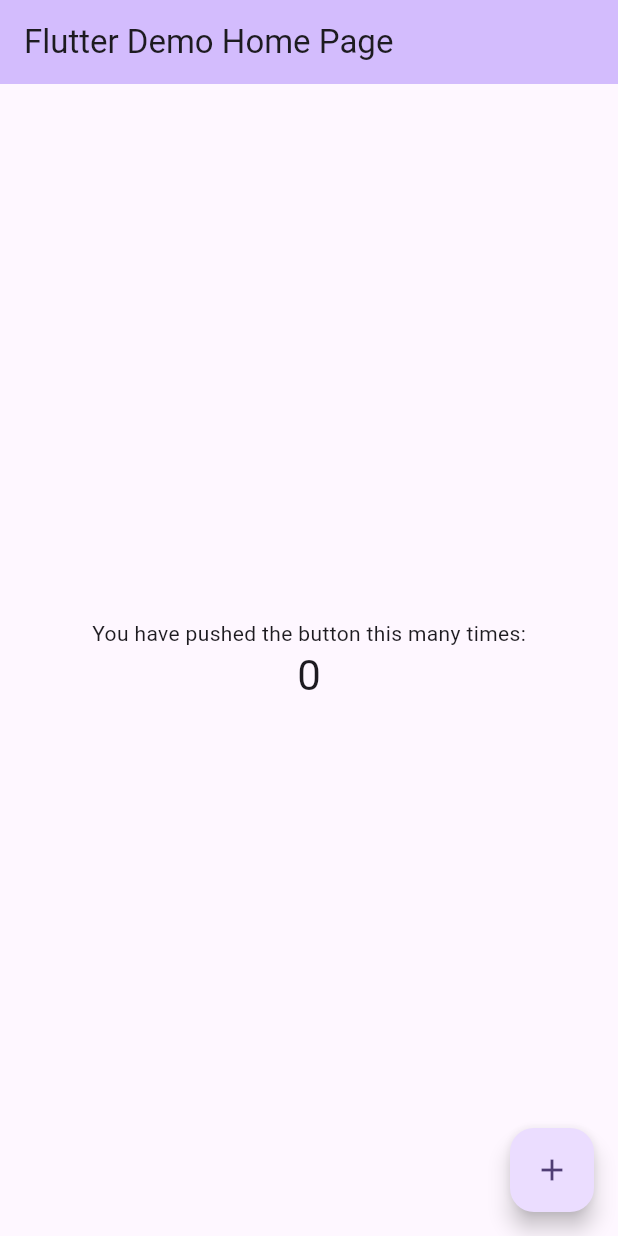
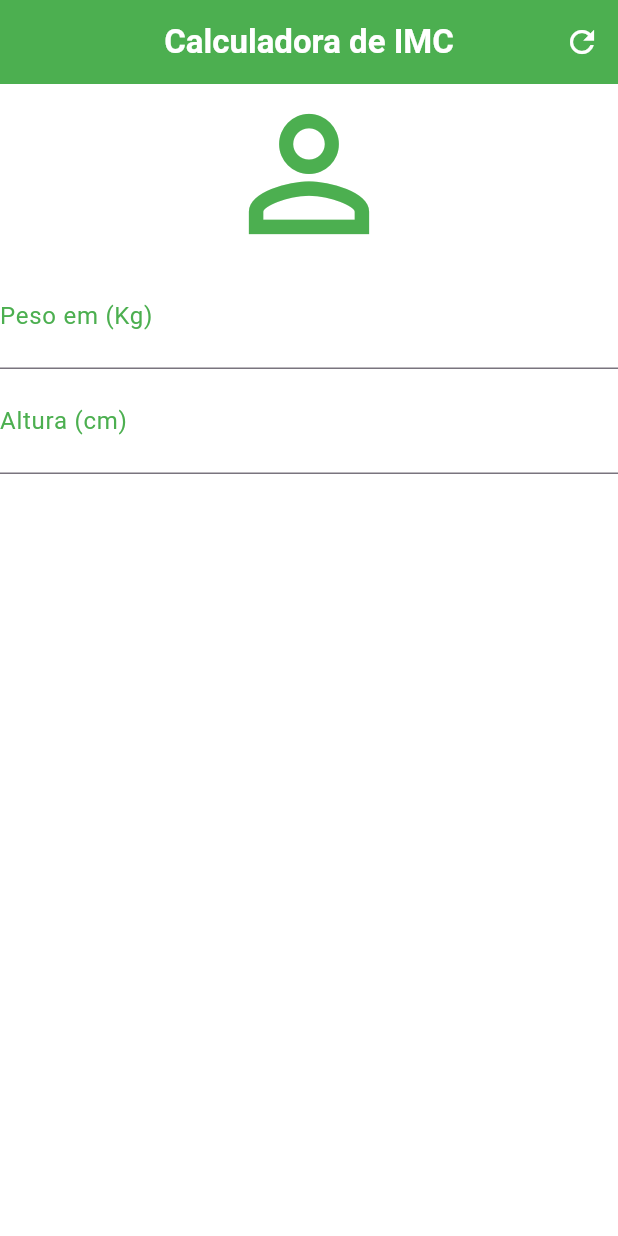
Before and after one commit to mercurio236/calculadora_imc, a Flutter app: the screen it shows after launch, on a phone screen of 412 x 824 dp. Run offline on Flutter 3.47's test engine with Material 3 defaults, Android fonts, the phone set to English and light mode, and no system bars.

Commit message:
feat: adicionado campos

```diff
--- a/lib/main.dart
+++ b/lib/main.dart
@@ -1,125 +1,68 @@
 import 'package:flutter/material.dart';
 
 void main() {
-  runApp(const MyApp());
+  runApp(MaterialApp(
+    home: Home(),
+  ));
 }
 
-class MyApp extends StatelessWidget {
-  const MyApp({super.key});
+class Home extends StatefulWidget {
+  const Home({super.key});
 
-  // This widget is the root of your application.
+  @override
+  State<Home> createState() => _HomeState();
+}
+
+class _HomeState extends State<Home> {
   @override
   Widget build(BuildContext context) {
-    return MaterialApp(
-      title: 'Flutter Demo',
-      theme: ThemeData(
-        // This is the theme of your application.
-        //
-        // TRY THIS: Try running your application with "flutter run". You'll see
-        // the application has a purple toolbar. Then, without quitting the app,
-        // try changing the seedColor in the colorScheme below to Colors.green
-        // and then invoke "hot reload" (save your changes or press the "hot
-        // reload" button in a Flutter-supported IDE, or press "r" if you used
-        // the command line to start the app).
-        //
-        // Notice that the counter didn't reset back to zero; the application
-        // state is not lost during the reload. To reset the state, use hot
-        // restart instead.
-        //
-        // This works for code too, not just values: Most code changes can be
-        // tested with just a hot reload.
-        colorScheme: ColorScheme.fromSeed(seedColor: Colors.deepPurple),
-        useMaterial3: true,
+    return Scaffold(
+      appBar: AppBar(
+        title: Text(
+          'Calculadora de IMC',
+          style: TextStyle(color: Colors.white, fontWeight: FontWeight.bold),
+        ),
+        centerTitle: true,
+        backgroundColor: Colors.green,
+        actions: [
+          IconButton(
+            onPressed: () {},
+            icon: Icon(
+              Icons.refresh,
+              color: Colors.white,
+            ),
+          )
+        ],
       ),
-      home: const MyHomePage(title: 'Flutter Demo Home Page'),
+      backgroundColor: Colors.white,
+      body: Column(
+          crossAxisAlignment: CrossAxisAlignment
+              .stretch, //vai ocupar toda a largura vertical da tela
+          children: [
+            Icon(
+              Icons.person_outline,
+              size: 120,
+              color: Colors.green,
+            ),
+            TextField(
+              keyboardType: TextInputType.number,
+              decoration: InputDecoration(
+                labelText: 'Peso em (Kg)',
+                labelStyle: TextStyle(color: Colors.green),
+              ),
+              style: TextStyle(color: Colors.green, fontSize: 25),
+              textAlign: TextAlign.center,
+            ),
+            TextField(
+              keyboardType: TextInputType.number,
+              decoration: InputDecoration(
+                labelText: 'Altura (cm)',
+                labelStyle: TextStyle(color: Colors.green),
+              ),
+              style: TextStyle(color: Colors.green, fontSize: 25),
+              textAlign: TextAlign.center,
+            ),
+          ]),
     );
   }
 }
-
-class MyHomePage extends StatefulWidget {
-  const MyHomePage({super.key, required this.title});
-
-  // This widget is the home page of your application. It is stateful, meaning
-  // that it has a State object (defined below) that contains fields that affect
-  // how it looks.
-
-  // This class is the configuration for the state. It holds the values (in this
-  // case the title) provided by the parent (in this case the App widget) and
-  // used by the build method of the State. Fields in a Widget subclass are
-  // always marked "final".
-
-  final String title;
-
-  @override
-  State<MyHomePage> createState() => _MyHomePageState();
-}
-
-class _MyHomePageState extends State<MyHomePage> {
-  int _counter = 0;
-
-  void _incrementCounter() {
-    setState(() {
-      // This call to setState tells the Flutter framework that something has
-      // changed in this State, which causes it to rerun the build method below
-      // so that the display can reflect the updated values. If we changed
-      // _counter without calling setState(), then the build method would not be
-      // called again, and so nothing would appear to happen.
-      _counter++;
-    });
-  }
-
-  @override
-  Widget build(BuildContext context) {
-    // This method is rerun every time setState is called, for instance as done
-    // by the _incrementCounter method above.
-    //
-    // The Flutter framework has been optimized to make rerunning build methods
-    // fast, so that you can just rebuild anything that needs updating rather
-    // than having to individually change instances of widgets.
-    return Scaffold(
-      appBar: AppBar(
-        // TRY THIS: Try changing the color here to a specific color (to
-        // Colors.amber, perhaps?) and trigger a hot reload to see the AppBar
-        // change color while the other colors stay the same.
-        backgroundColor: Theme.of(context).colorScheme.inversePrimary,
-        // Here we take the value from the MyHomePage object that was created by
-        // the App.build method, and use it to set our appbar title.
-        title: Text(widget.title),
-      ),
-      body: Center(
-        // Center is a layout widget. It takes a single child and positions it
-        // in the middle of the parent.
-        child: Column(
-          // Column is also a layout widget. It takes a list of children and
-          // arranges them vertically. By default, it sizes itself to fit its
-          // children horizontally, and tries to be as tall as its parent.
-          //
-          // Column has various properties to control how it sizes itself and
-          // how it positions its children. Here we use mainAxisAlignment to
-          // center the children vertically; the main axis here is the vertical
-          // axis because Columns are vertical (the cross axis would be
-          // horizontal).
-          //
-          // TRY THIS: Invoke "debug painting" (choose the "Toggle Debug Paint"
-          // action in the IDE, or press "p" in the console), to see the
-          // wireframe for each widget.
-          mainAxisAlignment: MainAxisAlignment.center,
-          children: <Widget>[
-            const Text(
-              'You have pushed the button this many times:',
-            ),
-            Text(
-              '$_counter',
-              style: Theme.of(context).textTheme.headlineMedium,
-            ),
-          ],
-        ),
-      ),
-      floatingActionButton: FloatingActionButton(
-        onPressed: _incrementCounter,
-        tooltip: 'Increment',
-        child: const Icon(Icons.add),
-      ), // This trailing comma makes auto-formatting nicer for build methods.
-    );
-  }
-}
```
Also changed, not shown: 1 other file.
